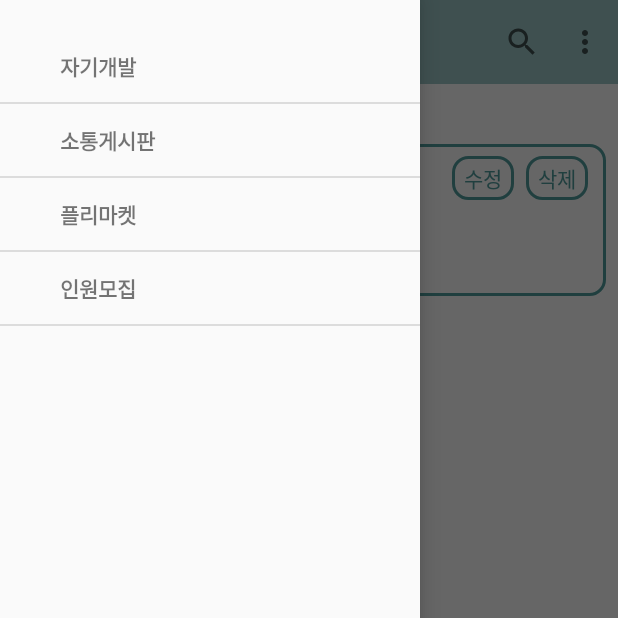
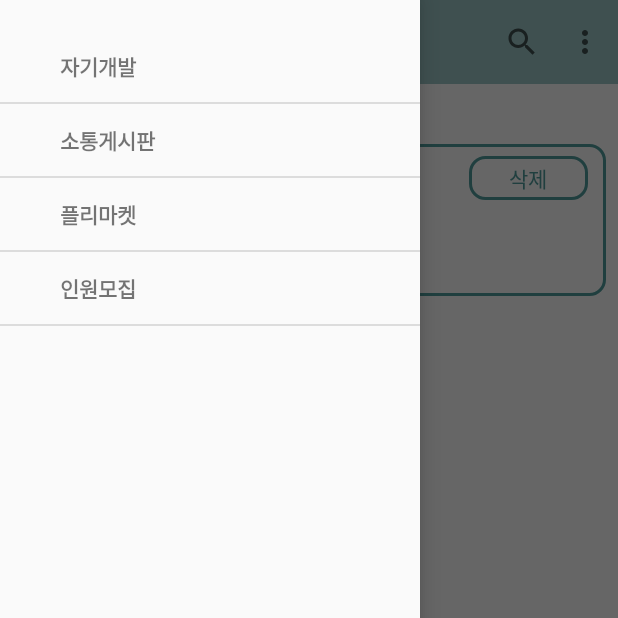
Before and after one commit to osamhack2020/app_ToMAS_9797, an Android app: the CalendarFragment screen opened through its navigation route, with the side drawer open, on a phone screen of 412 x 824 dp, the top half of it. Run offline under Robolectric (Android 15) with nearby library versions, the phone set to English and light mode, and no system bars; our stand-ins replace Firebase (no records; nobody signed in at launch, a user with empty details on screens opened directly), navigation-ui; libraries missing offline, so code that uses them is left out: com.prolificinteractive.materialcalendarview; plain views replace MaterialCalendarView; 8 statements that could not run were skipped.

Commit message:
일정표 삭제 후 데이터 남아있는 오류 수정

```diff
--- a/app/src/main/java/com/team9797/ToMAS/ui/calendar/CalendarFragment.java
+++ b/app/src/main/java/com/team9797/ToMAS/ui/calendar/CalendarFragment.java
@@ -57,12 +57,11 @@ public class CalendarFragment extends Fragment implements OnRangeSelectedListene
     TextView title_textView;
     TextView content_textView;
     RangeDayDecorator decorator;
-    Button event_update;
     LinearLayout calendar_container;
     Button event_delete;
-    List<CalendarDay> selected_day_list = new ArrayList<>();
-    ArrayList<List<CalendarDay>> events = new ArrayList<>();
-    HashMap<CalendarDay, event> day_to_event_map = new HashMap<>();
+    List<CalendarDay> selected_day_list;
+    ArrayList<List<CalendarDay>> events;
+    HashMap<CalendarDay, event> day_to_event_map;
 
 
     public View onCreateView(@NonNull LayoutInflater inflater,
@@ -72,7 +71,6 @@ public class CalendarFragment extends Fragment implements OnRangeSelectedListene
         mainActivity = (MainActivity)getActivity();
         calendarView = root.findViewById(R.id.calendarView);
         btn_calendar = root.findViewById(R.id.btn_calendar);
-        event_update = root.findViewById(R.id.event_update);
         event_delete = root.findViewById(R.id.event_delete);
         title_textView = root.findViewById(R.id.event_title);
         type_textView = root.findViewById(R.id.event_type);
@@ -83,6 +81,10 @@ public class CalendarFragment extends Fragment implements OnRangeSelectedListene
         calendarView.addDecorator(decorator);
         //calendarview 크기 줄이기
         calendarView.setTileHeightDp(40);
+
+        selected_day_list = new ArrayList<>();
+        events = new ArrayList<>();
+        day_to_event_map = new HashMap<>();
 
         mainActivity.db.collection("user").document(mainActivity.getUid()).collection("events")
                 .get().addOnCompleteListener(new OnCompleteListener<QuerySnapshot>() {
@@ -113,6 +115,7 @@ public class CalendarFragment extends Fragment implements OnRangeSelectedListene
             @Override
             public void onDateSelected(@NonNull MaterialCalendarView widget, @NonNull CalendarDay date, boolean selected) {
                 event selected_event = day_to_event_map.get(date);
+
                 if (selected_event == null) {
                     calendar_container.setVisibility(View.GONE);
                 } else {
@@ -121,12 +124,42 @@ public class CalendarFragment extends Fragment implements OnRangeSelectedListene
                     title_textView.setText("제목 : " + selected_event.title);
                     content_textView.setText("내용 : " + selected_event.content);
 
-                    // 수정 기능 수정해야 함.
-                    event_update.setOnClickListener(new View.OnClickListener() {
+                    event_delete.setOnClickListener(new View.OnClickListener() {
                         @Override
                         public void onClick(View view) {
-                            add_event_dialog dialog = new add_event_dialog(mainActivity, selected_event.type, selected_event.title, selected_event.content);
-                            dialog.show(getFragmentManager(), "일정등록");
+                            mainActivity.db.collection("user").document(mainActivity.getUid()).collection("events").document(selected_event.id).delete()
+                                    .addOnSuccessListener(new OnSuccessListener<Void>() {
+                                        @Override
+                                        public void onSuccess(Void aVoid) {
+                                            Toast.makeText(mainActivity, "일정이 삭제되었습니다", Toast.LENGTH_SHORT);
+                                            refresh();
+                                        }
+                                    })
+                                    .addOnFailureListener(new OnFailureListener() {
+                                        @Override
+                                        public void onFailure(@NonNull Exception e) {
+                                        }
+                                    });
+                        }
+                    });
+                }
+            }
+        });
+
+        btn_calendar.setOnClickListener(new View.OnClickListener() {
+            @Override
+            public void onClick(View view) {
+                boolean check = false;
+                for (int i = 0; i < selected_day_list.size() ; i++)
+                {
+                    if (day_to_event_map.containsKey(selected_day_list.get(i)))
+                        check = true;
+                }
+                if (check) {
+                    Toast.makeText(mainActivity, "겹치는 일정이 있습니다", Toast.LENGTH_SHORT).show();
+                } else {
+                    add_event_dialog dialog = new add_event_dialog(mainActivity);
+                    dialog.show(mainActivity.getSupportFragmentManager(), "일정등록");
                     dialog.setDialogResult(new add_event_dialog.add_event_dialog_result() {
                         @Override
                         public void get_result(String type, String title, String content, int color) {
@@ -137,9 +170,8 @@ public class CalendarFragment extends Fragment implements OnRangeSelectedListene
                             post.put("content", content);
                             post.put("color", color);
                             ArrayList<String> string_selected_days = new ArrayList<>();
-                                    for (int i = 0; i< selected_day_list.size(); i++)
-                                    {
-                                        String tmp = Integer.toString(selected_day_list.get(i).getYear()) + "-" + Integer.toString(selected_day_list.get(i).getMonth()) + "-"+ Integer.toString(selected_day_list.get(i).getDay());
+                            for (int i = 0; i < selected_day_list.size(); i++) {
+                                String tmp = Integer.toString(selected_day_list.get(i).getYear()) + "-" + Integer.toString(selected_day_list.get(i).getMonth()) + "-" + Integer.toString(selected_day_list.get(i).getDay());
                                 string_selected_days.add(tmp);
                             }
                             post.put("days", string_selected_days);
@@ -162,70 +194,6 @@ public class CalendarFragment extends Fragment implements OnRangeSelectedListene
                         }
                     });
                 }
-                    });
-                    event_delete.setOnClickListener(new View.OnClickListener() {
-                        @Override
-                        public void onClick(View view) {
-                            Log.d("QQQ", selected_event.id);
-                            mainActivity.db.collection("user").document(mainActivity.getUid()).collection("events").document(selected_event.id).delete()
-                                    .addOnSuccessListener(new OnSuccessListener<Void>() {
-                                        @Override
-                                        public void onSuccess(Void aVoid) {
-                                            Log.d("AA", "success");
-                                            refresh();
-                                        }
-                                    })
-                                    .addOnFailureListener(new OnFailureListener() {
-                                        @Override
-                                        public void onFailure(@NonNull Exception e) {
-                                            //Log.w("AAA", "Error writing document", e);
-                                        }
-                                    });
-                        }
-                    });
-                }
-            }
-        });
-
-        btn_calendar.setOnClickListener(new View.OnClickListener() {
-            @Override
-            public void onClick(View view) {
-                add_event_dialog dialog = new add_event_dialog(mainActivity);
-                dialog.show(mainActivity.getSupportFragmentManager(), "일정등록");
-                dialog.setDialogResult(new add_event_dialog.add_event_dialog_result() {
-                    @Override
-                    public void get_result(String type, String title, String content, int color) {
-                        // 여기서 서버로 보내기
-                        Map<String, Object> post = new HashMap<>();
-                        post.put("type", type);
-                        post.put("title", title);
-                        post.put("content", content);
-                        post.put("color", color);
-                        ArrayList<String> string_selected_days = new ArrayList<>();
-                        for (int i = 0; i< selected_day_list.size(); i++)
-                        {
-                            String tmp = Integer.toString(selected_day_list.get(i).getYear()) + "-" + Integer.toString(selected_day_list.get(i).getMonth()) + "-"+ Integer.toString(selected_day_list.get(i).getDay());
-                            string_selected_days.add(tmp);
-                        }
-                        post.put("days", string_selected_days);
-
-                        mainActivity.db.collection("user").document(mainActivity.getUid()).collection("events").document()
-                                .set(post)
-                                .addOnSuccessListener(new OnSuccessListener<Void>() {
-                                    @Override
-                                    public void onSuccess(Void aVoid) {
-                                        Log.d("AAA", "DocumentSnapshot successfully written!");
-                                        refresh();
-                                    }
-                                })
-                                .addOnFailureListener(new OnFailureListener() {
-                                    @Override
-                                    public void onFailure(@NonNull Exception e) {
-                                        Log.w("AAA", "Error writing document", e);
-                                    }
-                                });
-                    }
-                });
             }
         });
 
@@ -252,7 +220,8 @@ public class CalendarFragment extends Fragment implements OnRangeSelectedListene
 
     public void refresh()
     {
-        getFragmentManager().beginTransaction().detach(this).attach(this).commit();
+        getFragmentManager().beginTransaction().
+    detach(this).attach(this).commit();
     }
 }
 
--- a/app/src/main/res/layout/comment_list_item.xml
+++ b/app/src/main/res/layout/comment_list_item.xml
@@ -20,7 +20,6 @@
             android:layout_width="match_parent"
             android:layout_height="wrap_content"
             android:layout_weight="4"
-            android:text="제목입니다"
             android:textColor="@android:color/primary_text_light"
             android:textSize="16dp" />
 
--- a/app/src/main/res/layout/fragment_calendar.xml
+++ b/app/src/main/res/layout/fragment_calendar.xml
@@ -52,21 +52,6 @@
                         android:layout_weight="3" />
 
                     <Button
-                        android:id="@+id/event_update"
-                        android:layout_width="match_parent"
-                        android:layout_height="wrap_content"
-                        android:layout_margin="4dp"
-                        android:layout_weight="10"
-                        android:background="@drawable/buttonshape_type1"
-                        android:enabled="true"
-                        android:minWidth="0dp"
-                        android:minHeight="0dp"
-                        android:padding="@dimen/small_button_padding"
-                        android:text="수정"
-                        android:textColor="@color/colorAccent"
-                        android:visibility="visible" />
-
-                    <Button
                         android:id="@+id/event_delete"
                         android:layout_width="match_parent"
                         android:layout_height="wrap_content"
```
Lines whose indentation alone changed are shown as unchanged.
